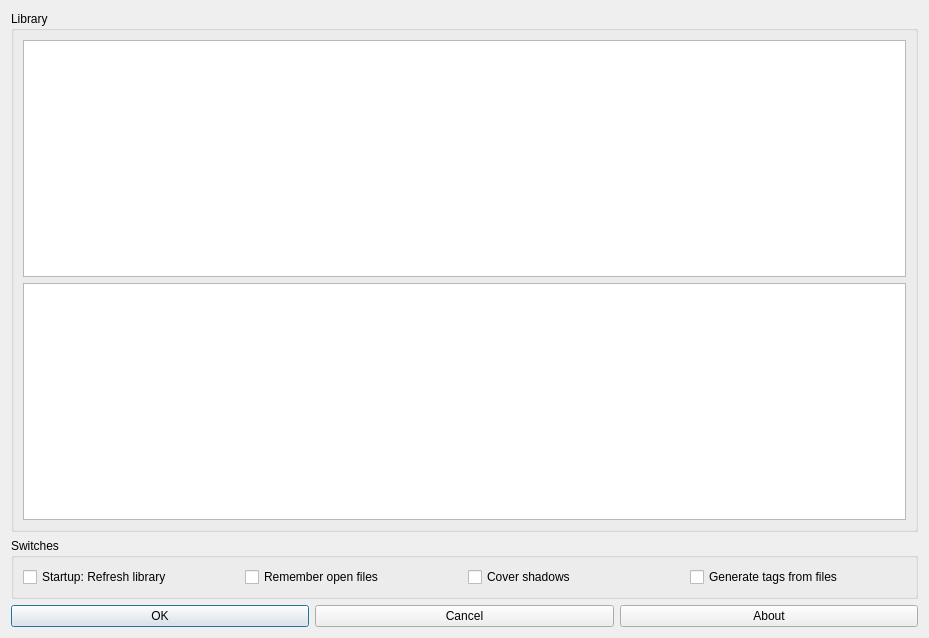
Qt form resources/raw/settings.ui (BasioMeusPuga/Lector) before a commit.
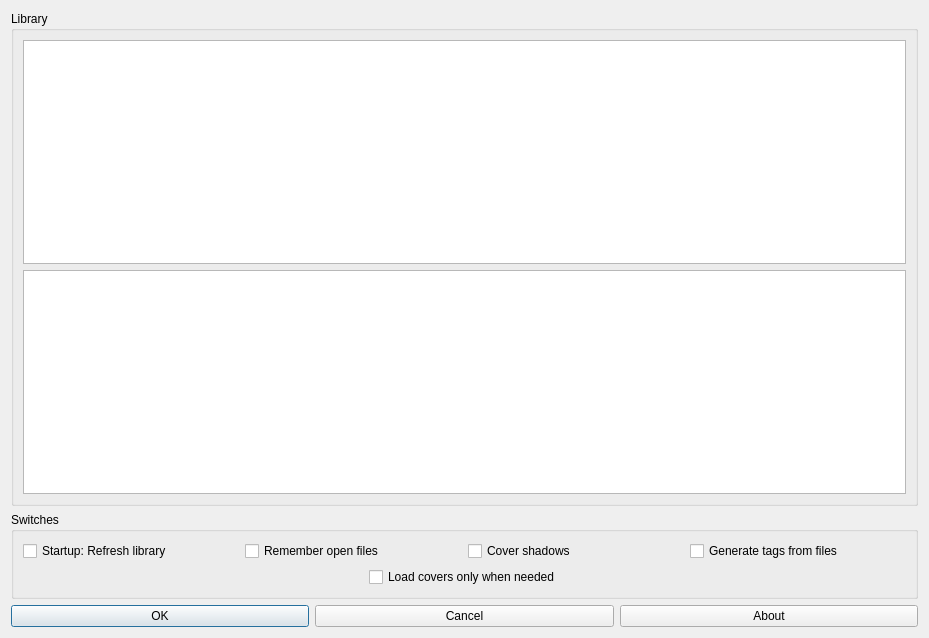
The same form after that commit.

Commit message: Toggle cover culling

```diff
--- a/resources/raw/settings.ui
+++ b/resources/raw/settings.ui
@@ -80,6 +80,43 @@
           </item>
          </layout>
         </item>
+        <item row="1" column="0">
+         <layout class="QHBoxLayout" name="horizontalLayout">
+          <item>
+           <spacer name="horizontalSpacer">
+            <property name="orientation">
+             <enum>Qt::Horizontal</enum>
+            </property>
+            <property name="sizeHint" stdset="0">
+             <size>
+              <width>40</width>
+              <height>20</height>
+             </size>
+            </property>
+           </spacer>
+          </item>
+          <item>
+           <widget class="QCheckBox" name="performCulling">
+            <property name="text">
+             <string>Load covers only when needed</string>
+            </property>
+           </widget>
+          </item>
+          <item>
+           <spacer name="horizontalSpacer_2">
+            <property name="orientation">
+             <enum>Qt::Horizontal</enum>
+            </property>
+            <property name="sizeHint" stdset="0">
+             <size>
+              <width>40</width>
+              <height>20</height>
+             </size>
+            </property>
+           </spacer>
+          </item>
+         </layout>
+        </item>
        </layout>
       </widget>
      </item>
```
The commit also changes 5 other files.
